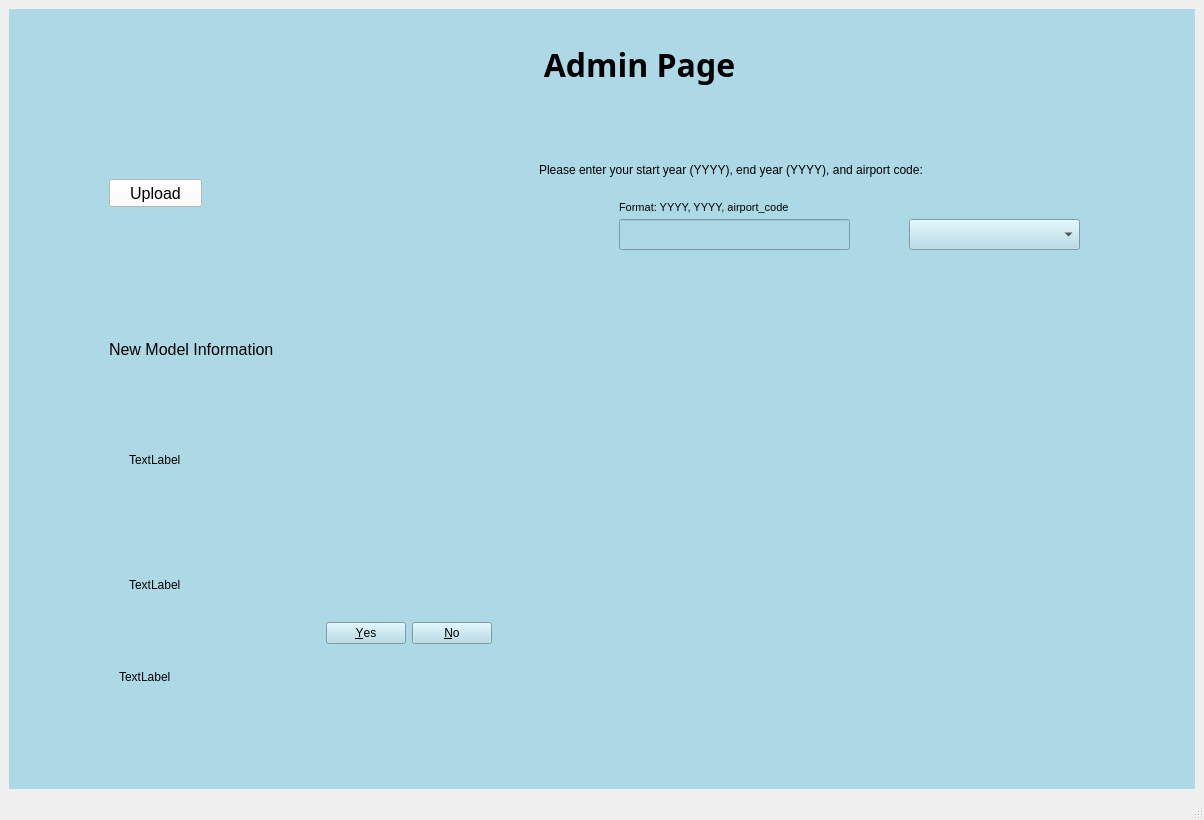
Before: the Qt Designer form resources/flight_delay_multi_page.ui in fangyulim/BTS_Flight_Forecast, drawn with Qt 5.
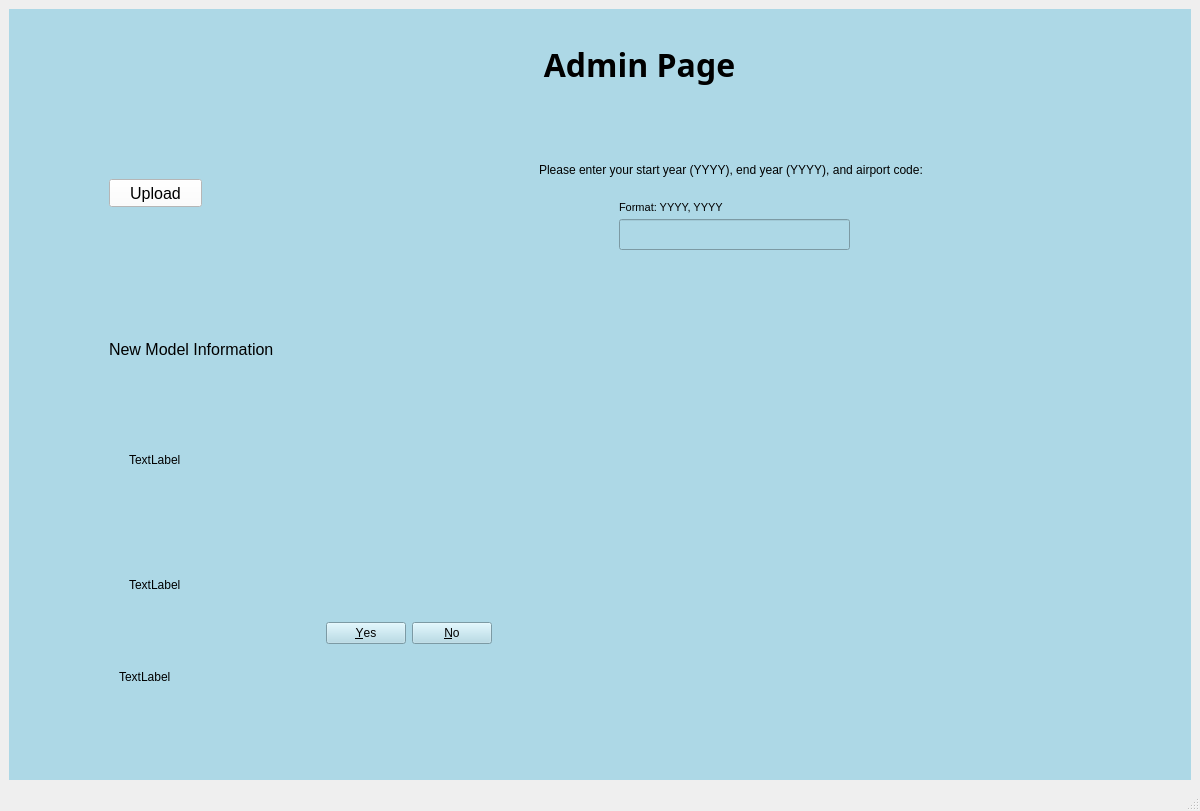
After: the same form once the commit is applied. The open tabs and pages were chosen to show the change.

The edit to the form file:
```diff
--- a/resources/flight_delay_multi_page.ui
+++ b/resources/flight_delay_multi_page.ui
@@ -6,8 +6,8 @@
    <rect>
     <x>0</x>
     <y>0</y>
-    <width>1204</width>
-    <height>820</height>
+    <width>1200</width>
+    <height>811</height>
    </rect>
   </property>
   <property name="windowTitle">
@@ -654,7 +654,7 @@
          </font>
         </property>
         <property name="text">
-         <string>Format: YYYY, YYYY, airport_code</string>
+         <string>Format: YYYY, YYYY</string>
         </property>
        </widget>
        <widget class="QLineEdit" name="lineEdit">
@@ -667,16 +667,6 @@
          </rect>
         </property>
        </widget>
-       <widget class="QComboBox" name="admin_airport_code">
-        <property name="geometry">
-         <rect>
-          <x>900</x>
-          <y>210</y>
-          <width>171</width>
-          <height>31</height>
-         </rect>
-        </property>
-       </widget>
       </widget>
      </widget>
     </item>
```
Left out of the diff: 6 changed lines with no effect on the pictures.
